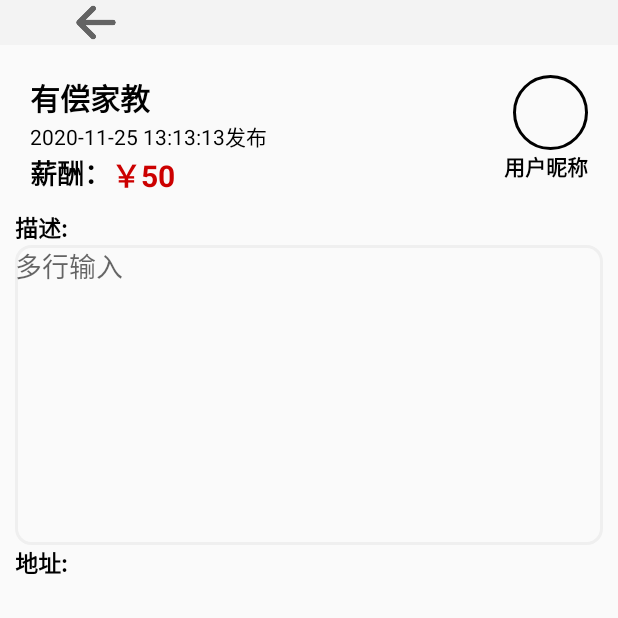
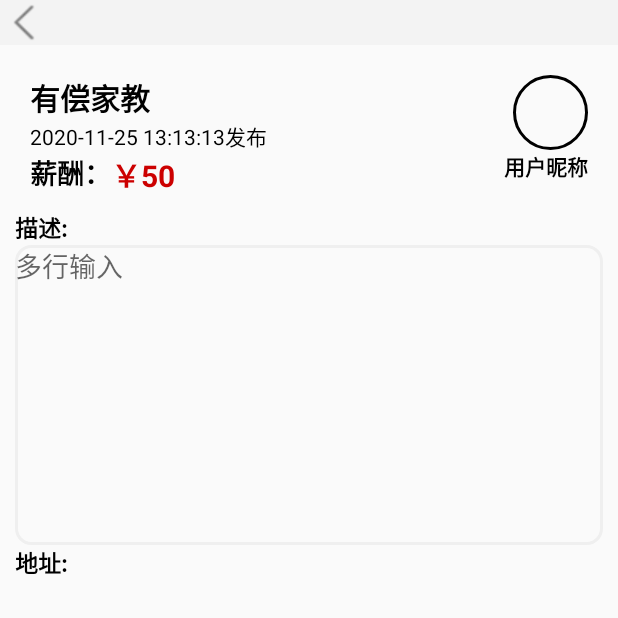
Before and after one commit to 18132201324/Android-BigHomework, an Android app: the RunOrderdetailsActivity screen opened directly, with no data from a screen before it, on a phone screen of 412 x 824 dp, the top half of it. Run offline under Robolectric (Android 15) with nearby library versions, the phone set to English and light mode, and no system bars.

Commit message:
slr update

```diff
--- a/app/src/main/AndroidManifest.xml
+++ b/app/src/main/AndroidManifest.xml
@@ -54,7 +54,6 @@
 
         <meta-data
             android:name="com.baidu.lbsapi.API_KEY"
-            android:value="f2weGbyAYoQOq4r5Zp9fL2kSGHvXXtMa" />
             android:value="19Ea5KChStkKeSOdth7MzMIvjx0mpNGO" />
 
         <activity
--- a/app/src/main/res/layout/activity_my_she_qu_fu_wu.xml
+++ b/app/src/main/res/layout/activity_my_she_qu_fu_wu.xml
@@ -22,6 +22,8 @@
             android:layout_height="wrap_content"
             android:text="小区列表"
             android:layout_centerHorizontal="true"
+            android:focusableInTouchMode="true"
+            android:focusable="true"
             android:textSize="20sp"
             android:textColor="@color/colorBlack" />
         <LinearLayout
--- a/app/src/main/res/layout/activity_one_information.xml
+++ b/app/src/main/res/layout/activity_one_information.xml
@@ -67,6 +67,8 @@
                         <TextView
                             android:layout_width="wrap_content"
                             android:layout_height="wrap_content"
+                            android:focusableInTouchMode="true"
+                            android:focusable="true"
                             android:layout_margin="20dp"
                             android:textSize="18dp"
                             android:text="社区资讯标题" />
--- a/app/src/main/res/layout/activity_release.xml
+++ b/app/src/main/res/layout/activity_release.xml
@@ -34,6 +34,8 @@
             android:layout_centerInParent="true"
             android:padding="5dp"
             android:text="发布"
+            android:focusableInTouchMode="true"
+            android:focusable="true"
             android:textColor="@color/text_main"
             android:textSize="18sp"
             android:textStyle="bold" />
--- a/app/src/main/res/layout/activity_run_orderdetails.xml
+++ b/app/src/main/res/layout/activity_run_orderdetails.xml
@@ -14,7 +14,7 @@
             android:onClick="onClicked"
             android:layout_width="wrap_content"
             android:layout_height="wrap_content"
-            android:src="@drawable/back"/>
+            android:src="@drawable/back1"/>
     </RelativeLayout>
     <LinearLayout
         android:layout_width="match_parent"
```
